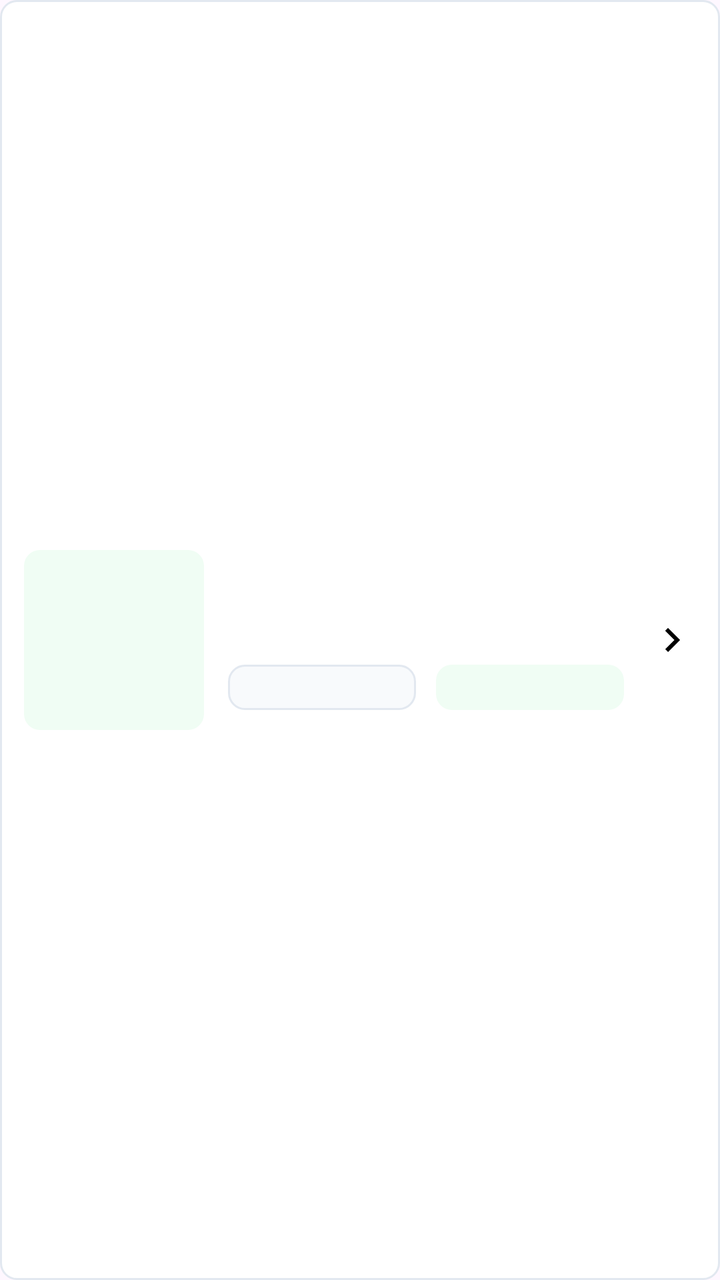
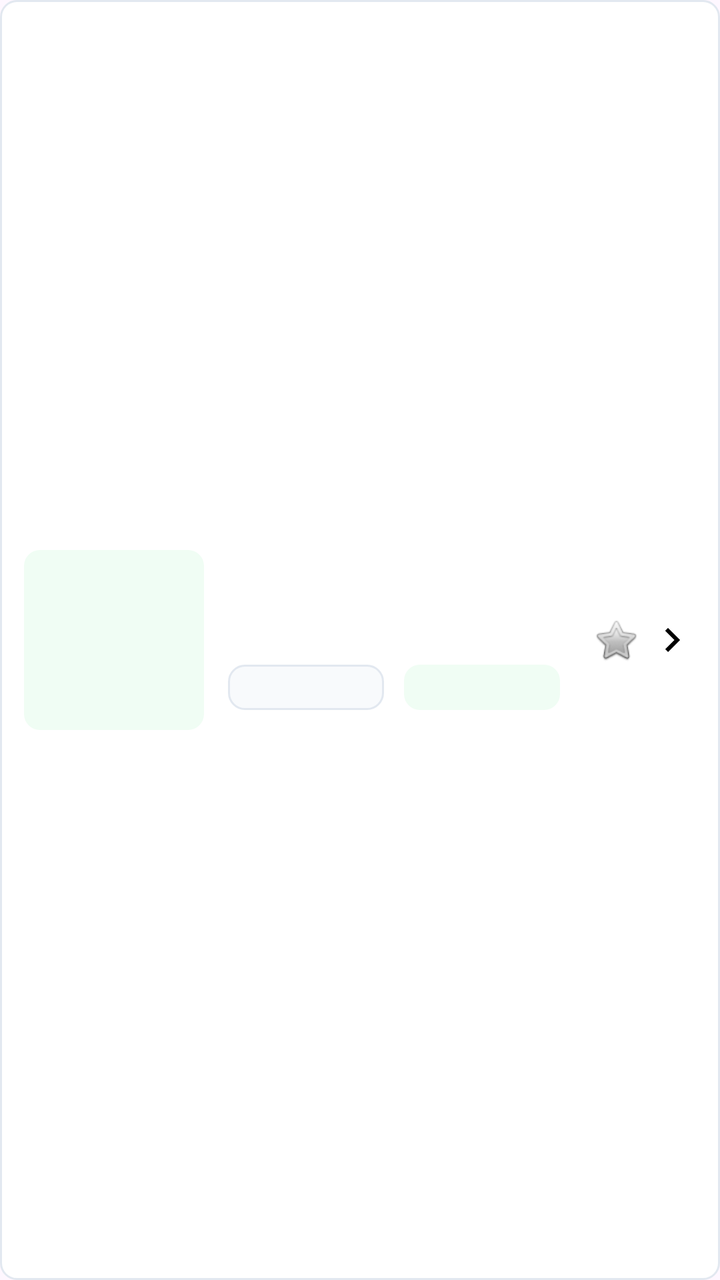

The first picture is an Android layout as it rendered before a commit; the second is the same layout after the commit. The layout source and the unified diff follow.
<!-- AndroidManifest.xml: application theme Theme.Virabraking -->
<!-- res/layout/item_veiculo.xml -->
<?xml version="1.0" encoding="utf-8"?>
<LinearLayout xmlns:android="http://schemas.android.com/apk/res/android"
    xmlns:app="http://schemas.android.com/apk/res-auto"
    android:id="@+id/llVeiculoItem"
    android:layout_width="match_parent"
    android:layout_height="114dp"
    android:layout_marginHorizontal="24dp"
    android:layout_marginVertical="6dp"
    android:gravity="center_vertical"
    android:background="@drawable/bg_branco_arredondado_com_borda"
    android:padding="12dp">

    <ImageView
        android:id="@+id/ivVeiculo"
        android:layout_width="90dp"
        android:layout_height="90dp"
        android:padding="28dp"
        android:background="@drawable/bg_verde_claro_arredondado"
        app:tint="#0d9488" />

    <LinearLayout
        android:layout_width="match_parent"
        android:layout_height="wrap_content"
        android:layout_weight="1"
        android:orientation="vertical"
        android:layout_marginHorizontal="12dp">

        <TextView
            android:id="@+id/tvApelido"
            android:layout_width="match_parent"
            android:layout_height="wrap_content"
            android:textSize="16sp"
            android:textStyle="bold"
            android:layout_marginBottom="2dp"
            android:textColor="#0F172A" />

        <TextView
            android:id="@+id/tvModelo"
            android:layout_width="match_parent"
            android:layout_height="wrap_content"
            android:textSize="13sp"
            android:textColor="#64748b" />

        <LinearLayout
            android:layout_width="match_parent"
            android:layout_height="wrap_content"
            android:divider="@drawable/gap"
            android:layout_marginTop="6dp"
            android:showDividers="middle">

            <TextView
                android:id="@+id/tvPlaca"
                android:layout_width="match_parent"
                android:layout_height="wrap_content"
                android:layout_weight="1"
                android:paddingVertical="4dp"
                android:paddingHorizontal="8dp"
                android:background="@drawable/bg_placa_veiculos"
                android:textColor="#0F172A"
                android:gravity="center"
                android:textStyle="bold"
                android:textSize="11sp" />

            <TextView
                android:id="@+id/tvKm"
                android:layout_width="match_parent"
                android:layout_height="wrap_content"
                android:layout_weight="1"
                android:paddingVertical="4dp"
                android:paddingHorizontal="8dp"
                android:background="@drawable/bg_verde_claro_arredondado"
                android:textColor="#0d9488"
                android:gravity="center"
                android:textStyle="bold"
                android:textSize="11sp" />
        </LinearLayout>
    </LinearLayout>

    <ImageButton
        android:layout_width="wrap_content"
        android:layout_height="wrap_content"
        android:src="@drawable/vetor_seta_direita"
        android:clickable="false"
        android:background="#ffffff" />
</LinearLayout>
<!-- resources referenced by this layout -->
<resources>
  <!-- drawable bg_branco_arredondado_com_borda (drawable) -->
  <?xml version="1.0" encoding="utf-8"?>
  <shape xmlns:android="http://schemas.android.com/apk/res/android"
      android:shape="rectangle">
  
      <solid android:color="#ffffff" />
      <stroke
          android:width="1dp"
          android:color="#e2e8f0" />
  
      <corners android:radius="8dp" />
  
  </shape>
  <!-- drawable bg_placa_veiculos (drawable) -->
  <?xml version="1.0" encoding="utf-8"?>
  <shape xmlns:android="http://schemas.android.com/apk/res/android"
      android:shape="rectangle">
  
      <solid android:color="#f8fafc" />
  
      <stroke android:width="1dp" android:color="#e2e8f0" />
  
      <corners android:radius="8dp" />
  
  </shape>
  <!-- drawable bg_verde_claro_arredondado (drawable) -->
  <?xml version="1.0" encoding="utf-8"?>
  <shape xmlns:android="http://schemas.android.com/apk/res/android"
      android:shape="rectangle">
  
      <solid android:color="#f0fdf4" />
  
      <corners android:radius="8dp" />
  
  </shape>
  <!-- drawable gap (drawable) -->
  <?xml version="1.0" encoding="utf-8"?>
  <shape xmlns:android="http://schemas.android.com/apk/res/android">
      <size android:height="10dp" android:width="10dp" />
      <solid android:color="@android:color/transparent" />
  </shape>
  <!-- drawable vetor_seta_direita (drawable) -->
  <vector android:autoMirrored="true" android:height="24dp"
      android:tint="#000000" android:viewportHeight="24"
      android:viewportWidth="24" android:width="24dp" xmlns:android="http://schemas.android.com/apk/res/android">
      <path android:fillColor="@android:color/white" android:pathData="M8.59,16.59L13.17,12 8.59,7.41 10,6l6,6 -6,6 -1.41,-1.41z"/>
  </vector>
  <style name="Theme.Virabraking" parent="Base.Theme.Virabraking" />
  <style name="Base.Theme.Virabraking" parent="Theme.Material3.DayNight.NoActionBar">
          
          <item name="colorPrimary">#0d9488</item>
      </style>
</resources>

<!-- the commit's change to res/layout/item_veiculo.xml (unified diff, before → after) -->
@@ -76,6 +76,13 @@
         </LinearLayout>
     </LinearLayout>
 
+    <ImageView
+        android:id="@+id/ivFavorito"
+        android:layout_width="32dp"
+        android:layout_height="32dp"
+        android:padding="4dp"
+        android:src="@android:drawable/btn_star_big_off" />
+
     <ImageButton
         android:layout_width="wrap_content"
         android:layout_height="wrap_content"
